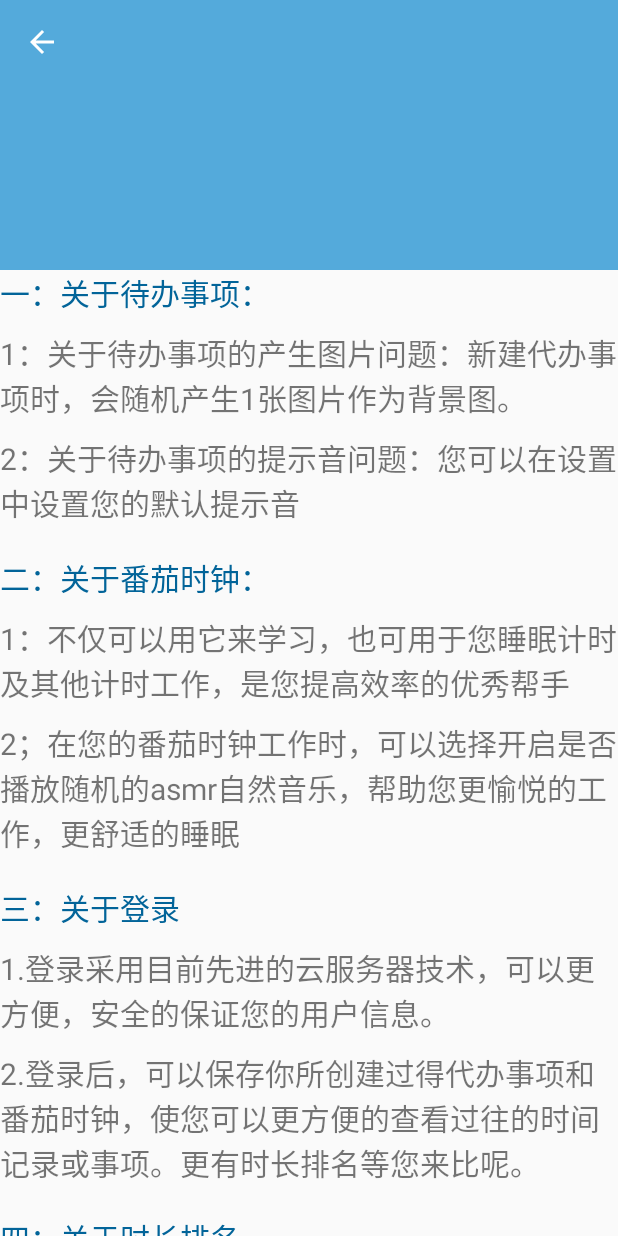
After one commit to LeeLulin/ToDoList, an Android app: the HelpActivity screen opened directly, with no data from a screen before it, on a phone screen of 412 x 824 dp. The commit adds this screen. Run offline under Robolectric (Android 15) with nearby library versions, the phone set to English and light mode, and no system bars; our stand-ins replace CircleImageView; libraries missing offline, so code that uses them is left out: cn.bmob.v3; 1 statement that could not run was skipped.

Commit message:
添加帮助界面

```diff
--- a/app/src/main/AndroidManifest.xml
+++ b/app/src/main/AndroidManifest.xml
@@ -113,6 +113,12 @@
             android:theme="@style/AppTheme.NoActionBar">
 
         </activity>
+
+        <activity
+            android:name=".activity.HelpActivity"
+            android:theme="@style/AppTheme.NoActionBar">
+
+        </activity>
     </application>
 
 </manifest>
--- /dev/null
+++ b/app/src/main/java/com/example/lulin/todolist/activity/HelpActivity.java
@@ -0,0 +1,51 @@
+package com.example.lulin.todolist.activity;
+
+import android.graphics.Color;
+import android.os.Build;
+import android.os.Bundle;
+import android.support.design.widget.FloatingActionButton;
+import android.support.design.widget.Snackbar;
+import android.support.v7.app.AppCompatActivity;
+import android.support.v7.widget.Toolbar;
+import android.util.Log;
+import android.view.View;
+import android.view.Window;
+import android.view.WindowManager;
+
+import com.example.lulin.todolist.R;
+
+public class HelpActivity extends BasicActivity{
+
+    private Toolbar toolbar;
+
+
+    @Override
+    protected void onCreate(Bundle savedInstanceState) {
+        super.onCreate(savedInstanceState);
+        setStatusBar();
+        setContentView(R.layout.activity_help);
+        toolbar = (Toolbar) findViewById(R.id.toolbar_help);
+        setSupportActionBar(toolbar);
+        getSupportActionBar().setDisplayShowTitleEnabled(false);
+        getSupportActionBar().setDisplayHomeAsUpEnabled(true);
+    }
+    @Override
+    protected void onDestroy() {
+        super.onDestroy();
+    }
+
+    private void setStatusBar(){
+        getWindow().requestFeature(Window.FEATURE_NO_TITLE);
+        if(Build.VERSION.SDK_INT >= Build.VERSION_CODES.LOLLIPOP) {
+            Window window = getWindow();
+            window.clearFlags(WindowManager.LayoutParams.FLAG_TRANSLUCENT_STATUS
+                    | WindowManager.LayoutParams.FLAG_TRANSLUCENT_NAVIGATION);
+            window.getDecorView().setSystemUiVisibility(View.SYSTEM_UI_FLAG_LAYOUT_FULLSCREEN
+                    | View.SYSTEM_UI_FLAG_LAYOUT_HIDE_NAVIGATION
+                    | View.SYSTEM_UI_FLAG_LAYOUT_STABLE);
+            window.addFlags(WindowManager.LayoutParams.FLAG_DRAWS_SYSTEM_BAR_BACKGROUNDS);
+            window.setStatusBarColor(Color.TRANSPARENT);
+            window.setNavigationBarColor(Color.TRANSPARENT);
+        }
+    }
+}
--- a/app/src/main/java/com/example/lulin/todolist/activity/MainActivity.java
+++ b/app/src/main/java/com/example/lulin/todolist/activity/MainActivity.java
@@ -271,14 +271,15 @@ public class MainActivity extends BasicActivity implements NavigationView.OnNavi
 
                 break;
 
-            case R.id.nav_about:
-
+            case R.id.nav_help:
+                Intent intent1 = new Intent(MainActivity.this, HelpActivity.class);
+                startActivity(intent1);
                 break;
 
             case R.id.nav_setting:
 
-                Intent intent = new Intent(MainActivity.this, SettingsActivity.class);
-                startActivity(intent);
+                Intent intent2 = new Intent(MainActivity.this, SettingsActivity.class);
+                startActivity(intent2);
 
                 break;
         }
--- /dev/null
+++ b/app/src/main/res/layout/activity_help.xml
@@ -0,0 +1,38 @@
+<?xml version="1.0" encoding="utf-8"?>
+<android.support.design.widget.CoordinatorLayout xmlns:android="http://schemas.android.com/apk/res/android"
+    xmlns:app="http://schemas.android.com/apk/res-auto"
+    xmlns:tools="http://schemas.android.com/tools"
+    android:layout_width="match_parent"
+    android:layout_height="match_parent"
+    android:fitsSystemWindows="true"
+    tools:context="com.example.lulin.todolist.activity.HelpActivity">
+
+    <android.support.design.widget.AppBarLayout
+        android:id="@+id/app_bar_help"
+        android:layout_width="match_parent"
+        android:layout_height="@dimen/app_bar_height"
+        android:fitsSystemWindows="true"
+        android:theme="@style/AppTheme.AppBarOverlay">
+
+        <android.support.design.widget.CollapsingToolbarLayout
+            android:id="@+id/toolbar_layout_help"
+            android:layout_width="match_parent"
+            android:layout_height="match_parent"
+            android:fitsSystemWindows="true"
+            app:contentScrim="?attr/colorPrimary"
+            app:layout_scrollFlags="scroll|exitUntilCollapsed"
+            app:toolbarId="@+id/toolbar">
+
+            <android.support.v7.widget.Toolbar
+                android:id="@+id/toolbar_help"
+                android:layout_width="match_parent"
+                android:layout_height="?attr/actionBarSize"
+                app:layout_collapseMode="pin"
+                app:popupTheme="@style/AppTheme.PopupOverlay" />
+
+        </android.support.design.widget.CollapsingToolbarLayout>
+    </android.support.design.widget.AppBarLayout>
+
+    <include layout="@layout/content_help" />
+
+</android.support.design.widget.CoordinatorLayout>
--- /dev/null
+++ b/app/src/main/res/layout/content_help.xml
@@ -0,0 +1,102 @@
+<?xml version="1.0" encoding="utf-8"?>
+<android.support.v4.widget.NestedScrollView xmlns:android="http://schemas.android.com/apk/res/android"
+    xmlns:app="http://schemas.android.com/apk/res-auto"
+    xmlns:tools="http://schemas.android.com/tools"
+    android:layout_width="match_parent"
+    android:layout_height="match_parent"
+    app:layout_behavior="@string/appbar_scrolling_view_behavior"
+    tools:context="com.example.lulin.todolist.activity.HelpActivity"
+    tools:showIn="@layout/activity_help">
+    <LinearLayout
+        android:layout_width="match_parent"
+        android:layout_height="wrap_content"
+        android:orientation="vertical">
+
+        <TextView
+            android:layout_width="wrap_content"
+            android:layout_height="wrap_content"
+            android:textSize="20dp"
+            android:textColor="#026499"
+            android:text="一：关于待办事项：" />
+        <TextView
+            android:layout_width="wrap_content"
+            android:layout_height="wrap_content"
+            android:layout_marginTop="10dp"
+            android:textSize="20dp"
+            android:text="1：关于待办事项的产生图片问题：新建代办事项时，会随机产生1张图片作为背景图。"/>
+        <TextView
+            android:layout_width="wrap_content"
+            android:layout_height="wrap_content"
+            android:layout_marginTop="10dp"
+            android:textSize="20dp"
+            android:text="2：关于待办事项的提示音问题：您可以在设置中设置您的默认提示音"/>
+        <TextView
+            android:layout_width="wrap_content"
+            android:layout_height="wrap_content"
+            android:layout_marginTop="20dp"
+            android:textSize="20dp"
+            android:textColor="#026499"
+            android:text="二：关于番茄时钟："/>
+        <TextView
+            android:layout_width="wrap_content"
+            android:layout_height="wrap_content"
+            android:layout_marginTop="10dp"
+            android:textSize="20dp"
+            android:text="1：不仅可以用它来学习，也可用于您睡眠计时及其他计时工作，是您提高效率的优秀帮手"/>
+        <TextView
+            android:layout_width="wrap_content"
+            android:layout_height="wrap_content"
+            android:layout_marginTop="10dp"
+            android:textSize="20dp"
+            android:text="2；在您的番茄时钟工作时，可以选择开启是否播放随机的asmr自然音乐，帮助您更愉悦的工作，更舒适的睡眠"/>
+        <TextView
+            android:layout_width="wrap_content"
+            android:layout_height="wrap_content"
+            android:layout_marginTop="20dp"
+            android:textSize="20dp"
+            android:textColor="#026499"
+            android:text="三：关于登录"/>
+        <TextView
+            android:layout_width="wrap_content"
+            android:layout_height="wrap_content"
+            android:layout_marginTop="10dp"
+            android:textSize="20dp"
+            android:text="1.登录采用目前先进的云服务器技术，可以更方便，安全的保证您的用户信息。"/>
+        <TextView
+            android:layout_width="wrap_content"
+            android:layout_height="wrap_content"
+            android:layout_marginTop="10dp"
+            android:textSize="20dp"
+            android:text="2.登录后，可以保存你所创建过得代办事项和番茄时钟，使您可以更方便的查看过往的时间记录或事项。更有时长排名等您来比呢。"/>
+        <TextView
+            android:layout_width="wrap_content"
+            android:layout_height="wrap_content"
+            android:layout_marginTop="20dp"
+            android:textSize="20dp"
+            android:textColor="#026499"
+            android:text="四：关于时长排名"/>
+        <TextView
+            android:layout_width="wrap_content"
+            android:layout_height="wrap_content"
+            android:layout_marginTop="10dp"
+            android:textSize="20dp"
+            android:text="您可以在这里看到使用该App的其他用户所学习、工作或其他事项的时间排名"/>
+        <TextView
+            android:layout_width="wrap_content"
+            android:layout_height="wrap_content"
+            android:layout_marginTop="20dp"
+            android:textSize="20dp"
+            android:textColor="#026499"
+            android:text="五：关于专注模式："/>
+        <TextView
+            android:layout_width="wrap_content"
+            android:layout_height="wrap_content"
+            android:layout_marginTop="20dp"
+            android:textSize="20dp"
+            android:textColor="#026499"
+            android:text="开启此模式后，您将暂时无法退出app，即使您返回桌面，您也无法打开其他app，可以极大限度的保证您不被打扰，是您专心做事的绝佳助手。"/>
+    </LinearLayout>
+
+
+
+</android.support.v4.widget.NestedScrollView>
--- a/app/src/main/res/menu/activity_main_drawer.xml
+++ b/app/src/main/res/menu/activity_main_drawer.xml
@@ -17,9 +17,9 @@
             android:icon="@drawable/ic_account_box_black_48dp"
             android:title="朋友" />
         <item
-            android:id="@+id/nav_about"
+            android:id="@+id/nav_help"
             android:icon="@drawable/ic_about"
-            android:title="关于" />
+            android:title="帮助" />
         <item
             android:id="@+id/nav_setting"
             android:icon="@drawable/ic_menu_manage"
```
